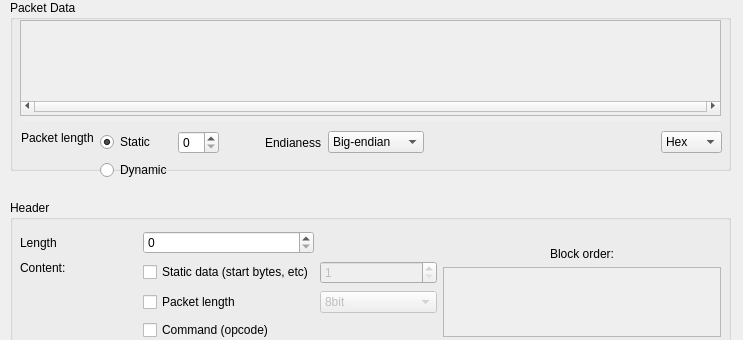
Qt form src/LorrisAnalyzer/sourcedialog.ui (Tasssadar/Lorris) before a commit; both pictures show x 0 to 743 and y 0 to 340 of the 743 by 532 pixel window.
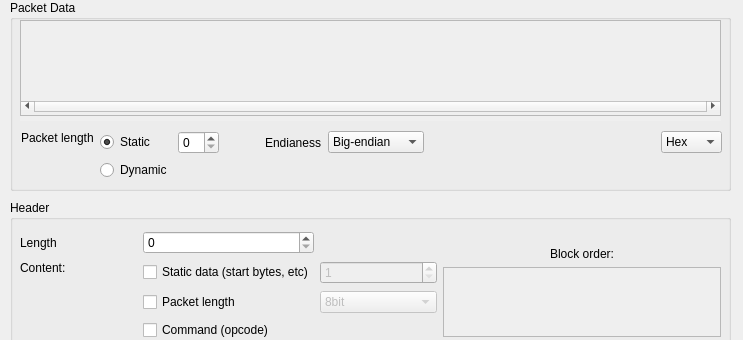
The same form after that commit.

Commit message: [195] LorrisAnalyzer: add more space between widgets in InputWidget, fix typos in SourceDialog

What changed in the file:
```diff
--- a/src/LorrisAnalyzer/sourcedialog.ui
+++ b/src/LorrisAnalyzer/sourcedialog.ui
@@ -262,7 +262,7 @@
      <x>10</x>
      <y>0</y>
      <width>721</width>
-     <height>171</height>
+     <height>191</height>
     </rect>
    </property>
    <property name="title">
@@ -304,7 +304,7 @@
     </widget>
    </widget>
   </widget>
-  <widget class="QWidget" name="">
+  <widget class="QWidget" name="layoutWidget">
    <property name="geometry">
     <rect>
      <x>21</x>
```
Left out of the diff: 2 changed lines with no effect on the pictures. The commit also changes 2 other files.
